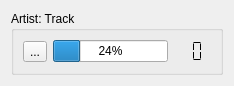
Old version of the form Ui/statusbar.ui in the repository Fruity-Grebbles/top10.
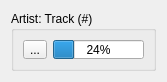
New version of the form. Icons and pictures are not drawn.

Commit message: BROKEN: Cleaned up Ui components and added statusbar to the main Ui

Diff of the .ui file:
```diff
--- a/Ui/statusbar.ui
+++ b/Ui/statusbar.ui
@@ -6,18 +6,24 @@
    <rect>
     <x>0</x>
     <y>0</y>
-    <width>234</width>
-    <height>77</height>
+    <width>164</width>
+    <height>76</height>
    </rect>
   </property>
   <property name="windowTitle">
    <string>Form</string>
   </property>
-  <layout class="QGridLayout" name="gridLayout">
-   <item row="0" column="0">
-    <widget class="QGroupBox" name="groupBox">
+  <layout class="QVBoxLayout" name="verticalLayout">
+   <item>
+    <widget class="QGroupBox" name="groupBox_4">
+     <property name="maximumSize">
+      <size>
+       <width>16777215</width>
+       <height>60</height>
+      </size>
+     </property>
      <property name="title">
-      <string>Artist: Track</string>
+      <string>Artist: Track (#)</string>
      </property>
      <layout class="QHBoxLayout" name="horizontalLayout">
       <item>
@@ -38,31 +44,6 @@
         </property>
        </widget>
       </item>
-      <item>
-       <widget class="QLCDNumber" name="lcdNumber">
-        <property name="frameShape">
-         <enum>QFrame::NoFrame</enum>
-        </property>
-        <property name="numDigits">
-         <number>2</number>
-        </property>
-        <property name="digitCount">
-         <number>2</number>
-        </property>
-        <property name="mode">
-         <enum>QLCDNumber::Dec</enum>
-        </property>
-        <property name="segmentStyle">
-         <enum>QLCDNumber::Flat</enum>
-        </property>
-        <property name="value" stdset="0">
-         <double>0.000000000000000</double>
-        </property>
-        <property name="intValue" stdset="0">
-         <number>0</number>
-        </property>
-       </widget>
-      </item>
      </layout>
     </widget>
    </item>
```
Left out of the diff: 6 changed lines with no effect on the pictures. The commit also changes 5 other files.
